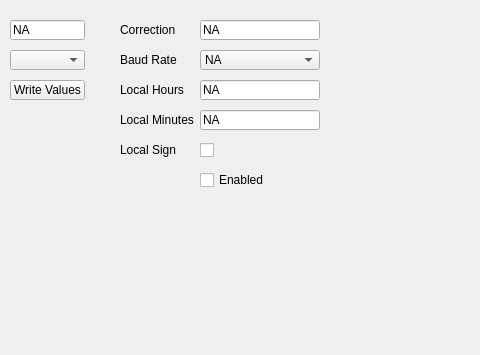
NetTimeLogic/UniversalConfigurationManager, file UCM/Library/UniversalConfigurationManager/TodMasterTab/Ucm_TodMasterTab.ui: the form before one commit; both pictures show x 100 to 580 and y 0 to 355 of the 1374 by 774 pixel window.
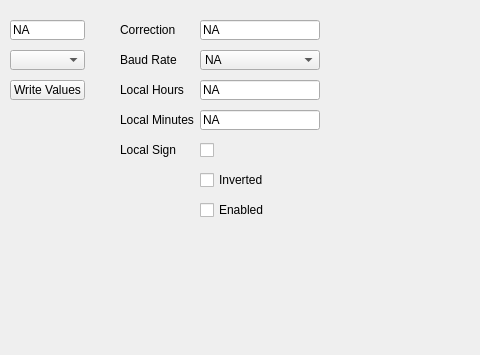
The form after the commit.

What changed in the file:
```diff
--- a/UCM/Library/UniversalConfigurationManager/TodMasterTab/Ucm_TodMasterTab.ui
+++ b/UCM/Library/UniversalConfigurationManager/TodMasterTab/Ucm_TodMasterTab.ui
@@ -98,7 +98,7 @@
    <property name="geometry">
     <rect>
      <x>300</x>
-     <y>170</y>
+     <y>200</y>
      <width>80</width>
      <height>20</height>
     </rect>
@@ -329,6 +329,25 @@
     <string>Local Sign</string>
    </property>
   </widget>
+  <widget class="QCheckBox" name="TodMasterInvertedCheckBox">
+   <property name="geometry">
+    <rect>
+     <x>300</x>
+     <y>170</y>
+     <width>80</width>
+     <height>20</height>
+    </rect>
+   </property>
+   <property name="text">
+    <string>Inverted</string>
+   </property>
+   <property name="checked">
+    <bool>false</bool>
+   </property>
+   <property name="tristate">
+    <bool>false</bool>
+   </property>
+  </widget>
  </widget>
  <resources/>
  <connections/>
```
